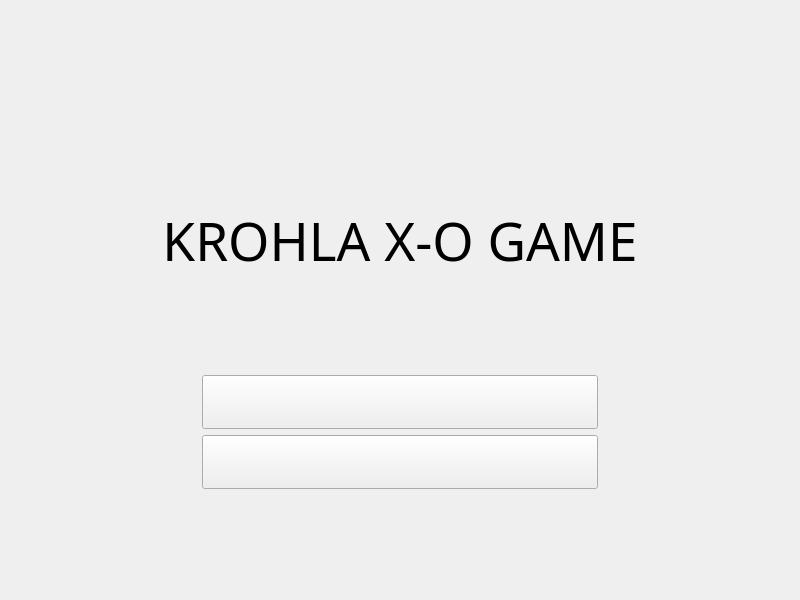
Qt form game.ui (TithSambath/Game-XO) before a commit.
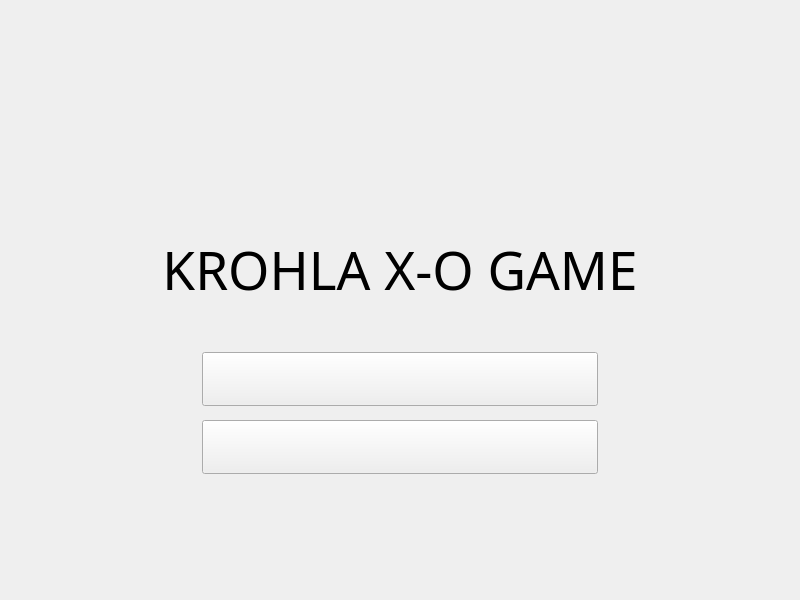
The same form after that commit. Icons and pictures are not drawn.

Patch:
```diff
--- a/game.ui
+++ b/game.ui
@@ -68,7 +68,7 @@
              <enum>Qt::Vertical</enum>
             </property>
             <property name="sizeType">
-             <enum>QSizePolicy::Expanding</enum>
+             <enum>QSizePolicy::Preferred</enum>
             </property>
             <property name="sizeHint" stdset="0">
              <size>
@@ -169,17 +169,29 @@
               <property name="sizeHint" stdset="0">
                <size>
                 <width>40</width>
-                <height>100</height>
+                <height>20</height>
                </size>
               </property>
              </spacer>
             </item>
             <item>
-             <layout class="QVBoxLayout" name="verticalLayout_4">
+             <layout class="QVBoxLayout" name="verticalLayout_4" stretch="0,0">
+              <property name="spacing">
+               <number>14</number>
+              </property>
+              <property name="sizeConstraint">
+               <enum>QLayout::SetFixedSize</enum>
+              </property>
+              <property name="topMargin">
+               <number>0</number>
+              </property>
+              <property name="bottomMargin">
+               <number>0</number>
+              </property>
               <item>
                <widget class="QPushButton" name="PLAY_BUTTON_3">
                 <property name="sizePolicy">
-                 <sizepolicy hsizetype="Minimum" vsizetype="Maximum">
+                 <sizepolicy hsizetype="Minimum" vsizetype="MinimumExpanding">
                   <horstretch>0</horstretch>
                   <verstretch>0</verstretch>
                  </sizepolicy>
@@ -221,6 +233,12 @@
               </item>
               <item>
                <widget class="QPushButton" name="QUIT_BUTTON_4">
+                <property name="sizePolicy">
+                 <sizepolicy hsizetype="Minimum" vsizetype="MinimumExpanding">
+                  <horstretch>0</horstretch>
+                  <verstretch>0</verstretch>
+                 </sizepolicy>
+                </property>
                 <property name="font">
                  <font>
                   <family>Cooper Black</family>
@@ -231,7 +249,7 @@
                  <string notr="true">QPushButton
 {
 border-image: url(:/1600x500-blank-png.png);
-	image: url(:/QUITBUTTON.png);
+
 }
 QPushButton:hover {image: url(:/QUITBUTTON.png);border-width: -10% }</string>
                 </property>
@@ -259,7 +277,7 @@
               <property name="sizeHint" stdset="0">
                <size>
                 <width>40</width>
-                <height>100</height>
+                <height>20</height>
                </size>
               </property>
              </spacer>
```
Left out of the diff: 66 changed lines with no effect on the pictures.
